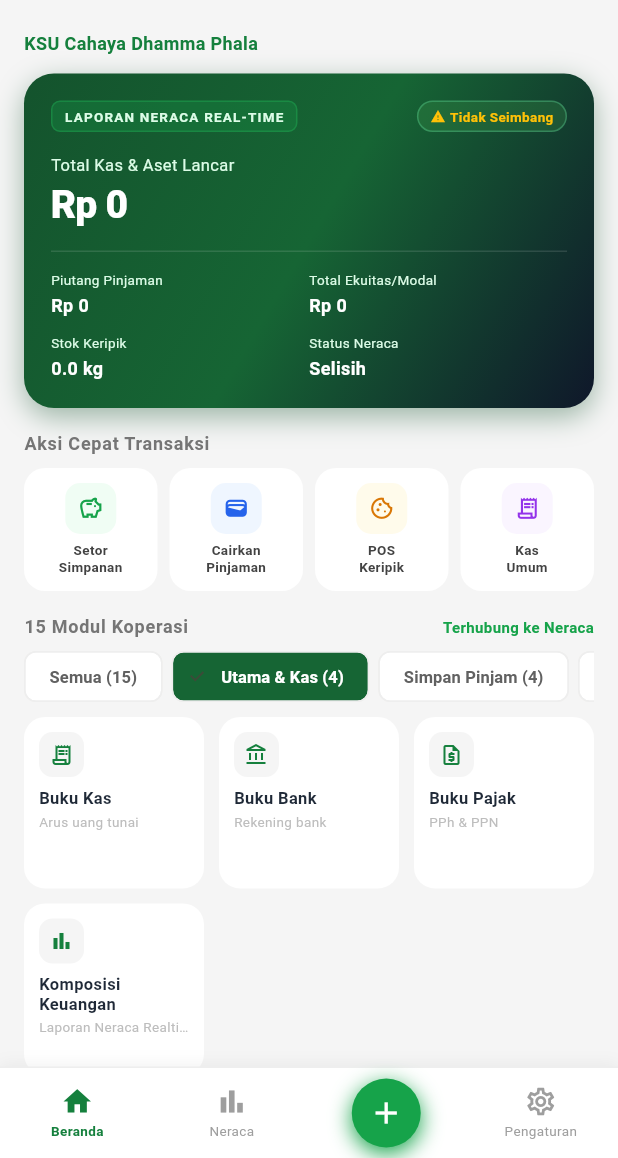
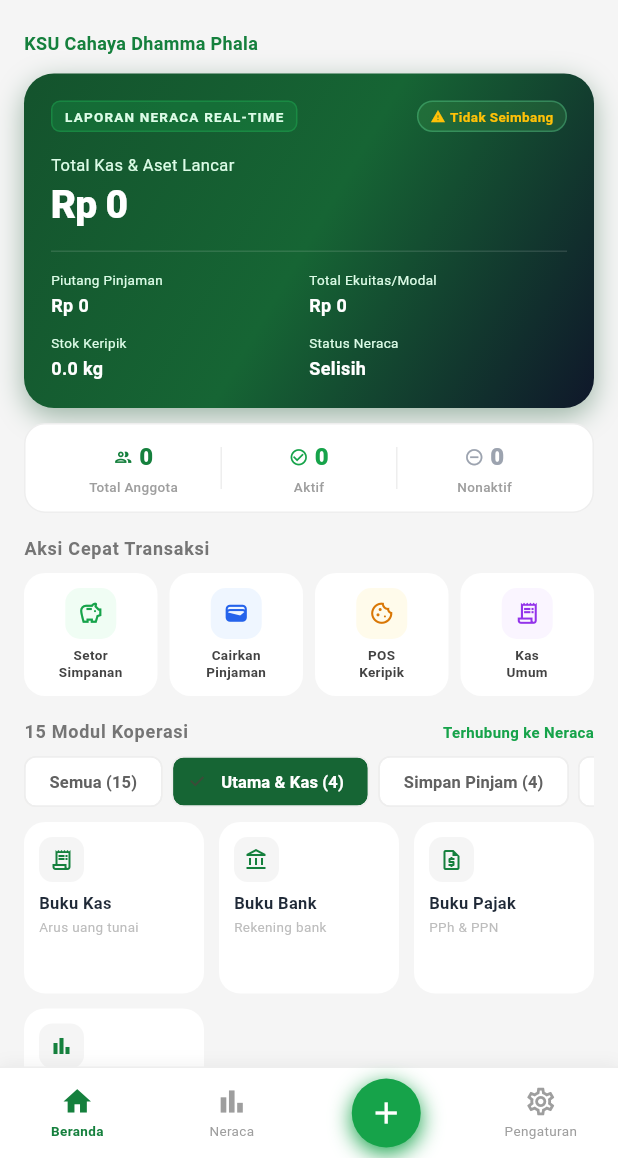
Before and after one commit to eLgorythm/sadaya-ksu, a Flutter app: the screen it shows once a user with an empty profile is signed in, after a tap on an icon or button, on a phone screen of 412 x 824 dp, the part 78-1236 px from its top. Run offline on Flutter 3.47's test engine with Material 3 defaults, Android fonts, the phone set to English and light mode, and no system bars; our stand-ins replace bloc, equatable, flutter_bloc, flutter_dotenv, get_it, go_router and 2 more; accounts and stored records are empty; generated files the repository leaves out were written again; network calls fail.

Commit message:
Anggota Total Preview Dashboard

```diff
--- a/lib/features/dashboard/presentation/pages/home_page.dart
+++ b/lib/features/dashboard/presentation/pages/home_page.dart
@@ -44,6 +44,9 @@ class _HomePageState extends State<HomePage> {
   double _ekuitas = 0;
   double _stokKeripik = 0;
   bool _balanced = false;
+  int _totalAnggota = 0;
+  int _anggotaAktif = 0;
+  int _anggotaNonaktif = 0;
   bool _loadingSummary = true;
   ModuleCategory _selectedCategory = ModuleCategory.all;
 
@@ -65,6 +68,10 @@ class _HomePageState extends State<HomePage> {
           _ekuitas = (data['ekuitas'] as num?)?.toDouble() ?? 0;
           _stokKeripik = (data['stok_keripik'] as num?)?.toDouble() ?? 0;
           _balanced = data['balanced'] as bool? ?? false;
+          _totalAnggota = (data['total_anggota'] as num?)?.toInt() ?? 0;
+          _anggotaAktif = (data['anggota_aktif'] as num?)?.toInt() ?? 0;
+          _anggotaNonaktif =
+              (data['anggota_nonaktif'] as num?)?.toInt() ?? 0;
           _loadingSummary = false;
         });
       }
@@ -190,7 +197,7 @@ class _HomePageState extends State<HomePage> {
                 height: 120,
                 child: Center(child: CircularProgressIndicator()),
               )
-            else
+            else ...[
               _HeroCard(
                 kasBank: _kasBank,
                 piutang: _piutang,
@@ -198,6 +205,13 @@ class _HomePageState extends State<HomePage> {
                 stokKeripik: _stokKeripik,
                 balanced: _balanced,
               ),
+              const SizedBox(height: 10),
+              _MemberStatsRow(
+                total: _totalAnggota,
+                aktif: _anggotaAktif,
+                nonaktif: _anggotaNonaktif,
+              ),
+            ],
             const SizedBox(height: 16),
 
             // Quick actions
@@ -564,6 +578,115 @@ class _HeroMetric extends StatelessWidget {
   }
 }
 
+/// Deret statistik anggota di bawah hero card.
+class _MemberStatsRow extends StatelessWidget {
+  const _MemberStatsRow({
+    required this.total,
+    required this.aktif,
+    required this.nonaktif,
+  });
+
+  final int total;
+  final int aktif;
+  final int nonaktif;
+
+  @override
+  Widget build(BuildContext context) {
+    return Container(
+      padding: const EdgeInsets.symmetric(horizontal: 14, vertical: 10),
+      decoration: BoxDecoration(
+        color: Colors.white,
+        borderRadius: BorderRadius.circular(14),
+        border: Border.all(color: Colors.grey.shade200),
+      ),
+      child: Row(
+        children: [
+          Expanded(
+            child: _StatItem(
+              label: 'Total Anggota',
+              value: total,
+              icon: Icons.group_outlined,
+              color: AppColors.brand700,
+            ),
+          ),
+          Container(
+            width: 1,
+            height: 28,
+            color: Colors.grey.shade200,
+          ),
+          Expanded(
+            child: _StatItem(
+              label: 'Aktif',
+              value: aktif,
+              icon: Icons.check_circle_outline,
+              color: const Color(0xFF16A34A),
+            ),
+          ),
+          Container(
+            width: 1,
+            height: 28,
+            color: Colors.grey.shade200,
+          ),
+          Expanded(
+            child: _StatItem(
+              label: 'Nonaktif',
+              value: nonaktif,
+              icon: Icons.remove_circle_outline,
+              color: const Color(0xFF9CA3AF),
+            ),
+          ),
+        ],
+      ),
+    );
+  }
+}
+
+class _StatItem extends StatelessWidget {
+  const _StatItem({
+    required this.label,
+    required this.value,
+    required this.icon,
+    required this.color,
+  });
+
+  final String label;
+  final int value;
+  final IconData icon;
+  final Color color;
+
+  @override
+  Widget build(BuildContext context) {
+    return Column(
+      children: [
+        Row(
+          mainAxisAlignment: MainAxisAlignment.center,
+          children: [
+            Icon(icon, size: 13, color: color),
+            const SizedBox(width: 4),
+            Text(
+              '$value',
+              style: TextStyle(
+                fontSize: 16,
+                fontWeight: FontWeight.w800,
+                color: color,
+              ),
+            ),
+          ],
+        ),
+        const SizedBox(height: 2),
+        Text(
+          label,
+          style: TextStyle(
+            fontSize: 9,
+            color: Colors.grey[500],
+            fontWeight: FontWeight.w500,
+          ),
+        ),
+      ],
+    );
+  }
+}
+
 /// Deret 4 tombol aksi cepat.
 class _QuickActionsRow extends StatelessWidget {
   const _QuickActionsRow();
```
Also changed, not shown: 1 other file.
